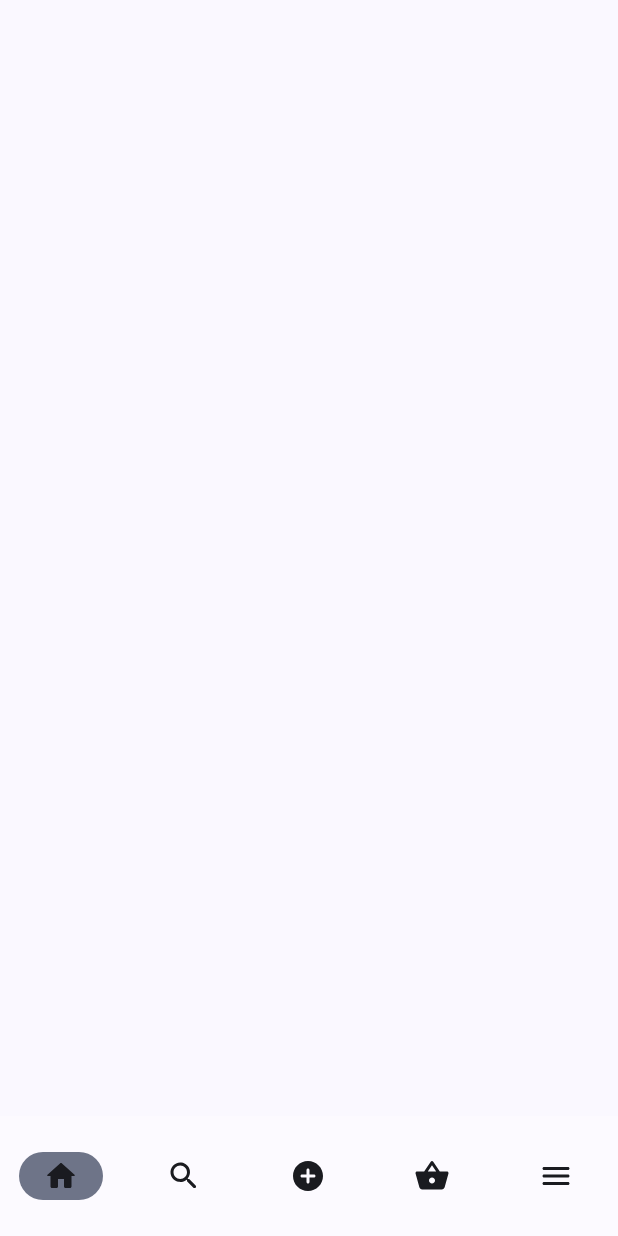
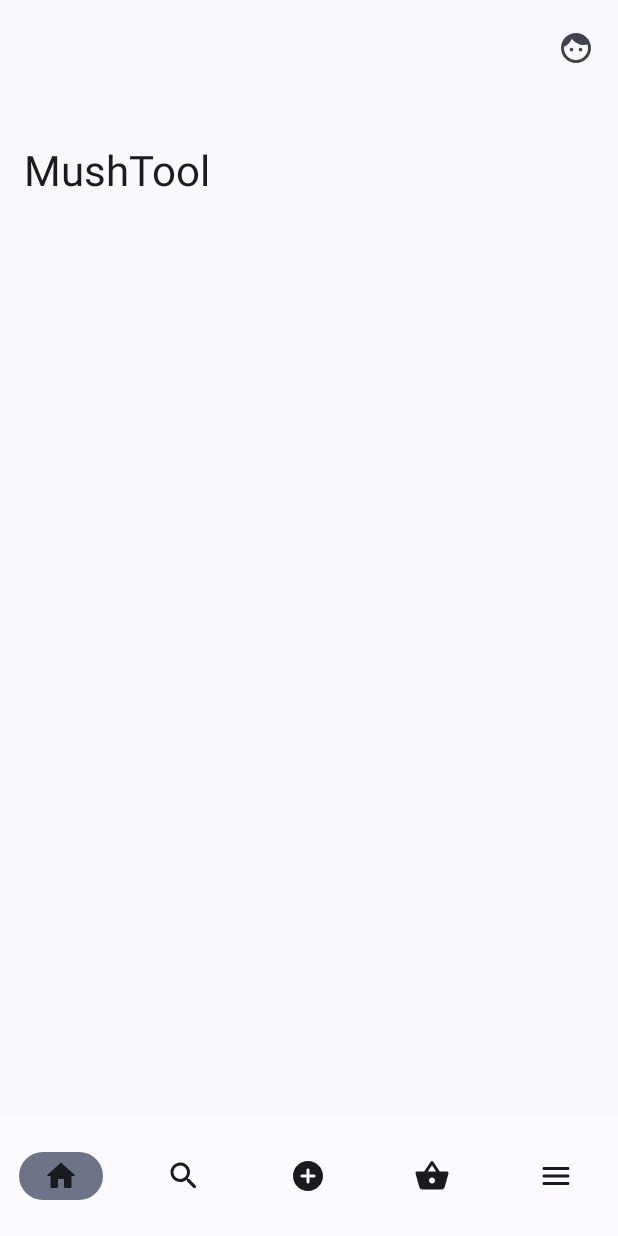
Before and after one commit to DeathItself/MushroomApp, an Android app built with Jetpack Compose: the screen it shows after launch (MainActivity), on a phone screen of 412 x 824 dp. Run offline under Robolectric (Android 15) with nearby library versions, the phone set to English and light mode, and no system bars; our stand-ins replace accompanist.

Commit message:
He añadido una TopBar para la pantalla principal

```diff
--- a/app/src/main/java/com/example/project03/MainActivity.kt
+++ b/app/src/main/java/com/example/project03/MainActivity.kt
@@ -10,7 +10,6 @@ import androidx.compose.foundation.layout.padding
 import androidx.compose.material3.MaterialTheme
 import androidx.compose.material3.Scaffold
 import androidx.compose.material3.Surface
-import androidx.compose.material3.Text
 import androidx.compose.runtime.Composable
 import androidx.compose.runtime.SideEffect
 import androidx.compose.ui.Modifier
@@ -28,7 +27,9 @@ class MainActivity : ComponentActivity() {
                 SetBarColor(color = MaterialTheme.colorScheme.background)
                 Surface(
                     modifier = Modifier.fillMaxSize(),
-                    color = MaterialTheme.colorScheme.background
+                    color = MaterialTheme.colorScheme.background,
+                    contentColor = MaterialTheme.colorScheme.onBackground
+
                 ) {
                     HomeScreen()
                 }
@@ -46,12 +47,12 @@ class MainActivity : ComponentActivity() {
         }
     }
 
-    @Preview
+    @Preview(showBackground = true, showSystemUi = true)
     @Composable
     fun HomeScreen() {
         Scaffold(
             bottomBar = {
-               BottomNavigationBar()
+                BottomNavigationBar()
             }
         ) { padding ->
             Column(
@@ -60,6 +61,7 @@ class MainActivity : ComponentActivity() {
                     .padding(padding)
 
             ) {
+                TopAppBarWithScaffold()
                 //Secciones
             }
 
--- /dev/null
+++ b/app/src/main/java/com/example/project03/TopAppBarM3.kt
@@ -0,0 +1,112 @@
+package com.example.project03
+
+import android.annotation.SuppressLint
+import androidx.compose.material.icons.Icons
+import androidx.compose.material.icons.filled.Face
+import androidx.compose.material3.ExperimentalMaterial3Api
+import androidx.compose.material3.Icon
+import androidx.compose.material3.IconButton
+import androidx.compose.material3.LargeTopAppBar
+import androidx.compose.material3.Scaffold
+import androidx.compose.material3.Text
+import androidx.compose.material3.TopAppBar
+import androidx.compose.material3.TopAppBarDefaults
+import androidx.compose.material3.TopAppBarScrollBehavior
+import androidx.compose.runtime.Composable
+import androidx.compose.ui.Modifier
+import androidx.compose.ui.input.nestedscroll.nestedScroll
+import androidx.compose.ui.tooling.preview.Preview
+
+
+@OptIn(ExperimentalMaterial3Api::class)
+@SuppressLint("UnusedMaterial3ScaffoldPaddingParameter")
+@Preview
+@Composable
+fun TopAppBarWithScaffold() {
+    val scrollBehavior = TopAppBarDefaults.exitUntilCollapsedScrollBehavior()
+    Scaffold(modifier = Modifier.nestedScroll(scrollBehavior.nestedScrollConnection), topBar = {
+        if (scrollBehavior.isPinned) {
+            TopAppBarM3(scrollBehavior = scrollBehavior)
+        } else {
+            LargeTopAppBarM3(scrollBehavior = scrollBehavior)
+        }
+    }) {
+        /* padding ->
+         LazyColumn(
+             modifier = Modifier
+                 .fillMaxSize()
+                 .padding(padding),
+             contentPadding = PaddingValues(16.dp)
+         ) {
+             items(50) {
+                 ListItem(
+                     headlineContent = { Text(text = "Item $it") },
+                     leadingContent = {
+                         Icon(
+                             imageVector = Icons.Default.Face,
+                             contentDescription = null
+                         )
+                     }
+                 )
+             }
+         }*/
+    }
+}
+
+@OptIn(ExperimentalMaterial3Api::class)
+@Composable
+fun LargeTopAppBarM3(
+    scrollBehavior: TopAppBarScrollBehavior
+) {
+    LargeTopAppBar(title = { Text(text = "MushTool") }, scrollBehavior = scrollBehavior, actions = {
+        IconButton(onClick = { /*TODO*/ }) {
+            Icon(imageVector = Icons.Filled.Face, contentDescription = null)
+        }
+    })
+}
+
+@OptIn(ExperimentalMaterial3Api::class)
+@Composable
+fun TopAppBarM3(
+    scrollBehavior: TopAppBarScrollBehavior
+) {
+    TopAppBar(title = { Text(text = "MushTool") }, scrollBehavior = scrollBehavior, actions = {
+        IconButton(onClick = { /*TODO*/}) {
+            Icon(imageVector = Icons.Filled.Face, contentDescription = null)
+        }
+    })
+}/*
+@OptIn(ExperimentalMaterial3Api::class)
+@Composable
+fun CenterTopAppBarM3(
+    scrollBehavior: TopAppBarScrollBehavior
+) {
+    CenterAlignedTopAppBar(
+        title = { Text(text = "MushTool") },
+        scrollBehavior = scrollBehavior,
+        actions = {
+            IconButton(onClick = { *//*TODO*//*
+ }) {
+                Icon(imageVector = Icons.Filled.Face, contentDescription = null)
+            }
+        }
+    )
+}
+
+@OptIn(ExperimentalMaterial3Api::class)
+@Composable
+fun MediumTopAppBarM3(
+    scrollBehavior: TopAppBarScrollBehavior
+) {
+    MediumTopAppBar(
+        title = { Text(text = "MushTool") },
+        scrollBehavior = scrollBehavior,
+        actions = {
+            IconButton(onClick = { *//*TODO*//*
+ }) {
+                Icon(imageVector = Icons.Filled.Face, contentDescription = null)
+            }
+        }
+    )
+}
+*/
```
